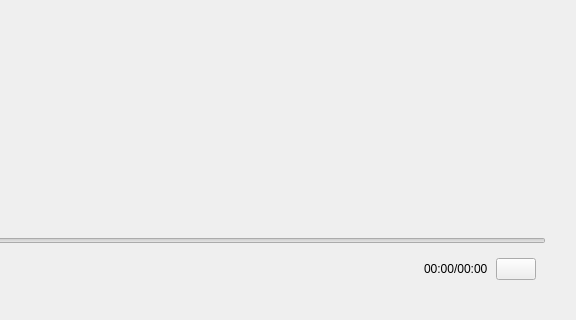
Above: FF_Qt/ffmpeg_qt.ui from llk657843/FF_Qt before the change; both pictures show x 489 to 1065 and y 468 to 788 of the 1065 by 788 pixel window. Below: the same form after it.
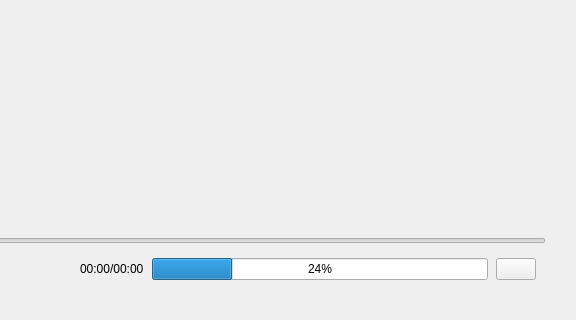
That is the form after the change. Custom widgets are drawn as their Qt base class.

The edit to the form file:
```diff
--- a/FF_Qt/ffmpeg_qt.ui
+++ b/FF_Qt/ffmpeg_qt.ui
@@ -199,6 +199,16 @@
            </property>
           </widget>
          </item>
+         <item>
+          <widget class="QProgressBar" name="audio_value">
+           <property name="cursor">
+            <cursorShape>PointingHandCursor</cursorShape>
+           </property>
+           <property name="value">
+            <number>24</number>
+           </property>
+          </widget>
+         </item>
          <item>
           <widget class="QPushButton" name="btn_fullscreen">
            <property name="text">
```
